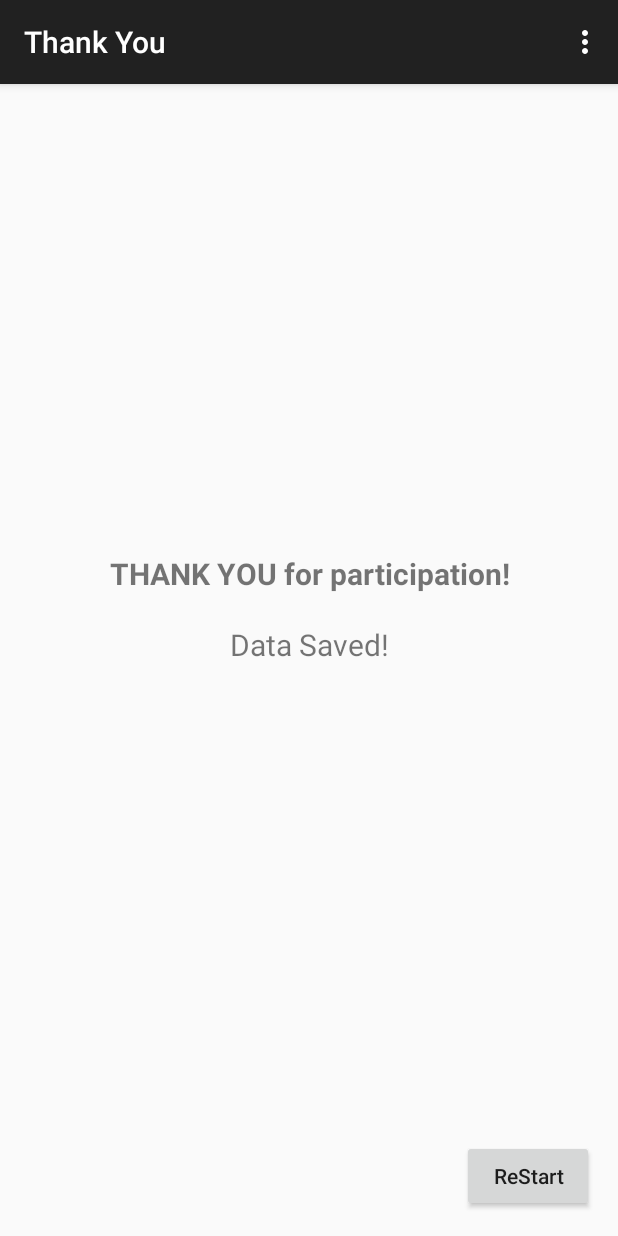
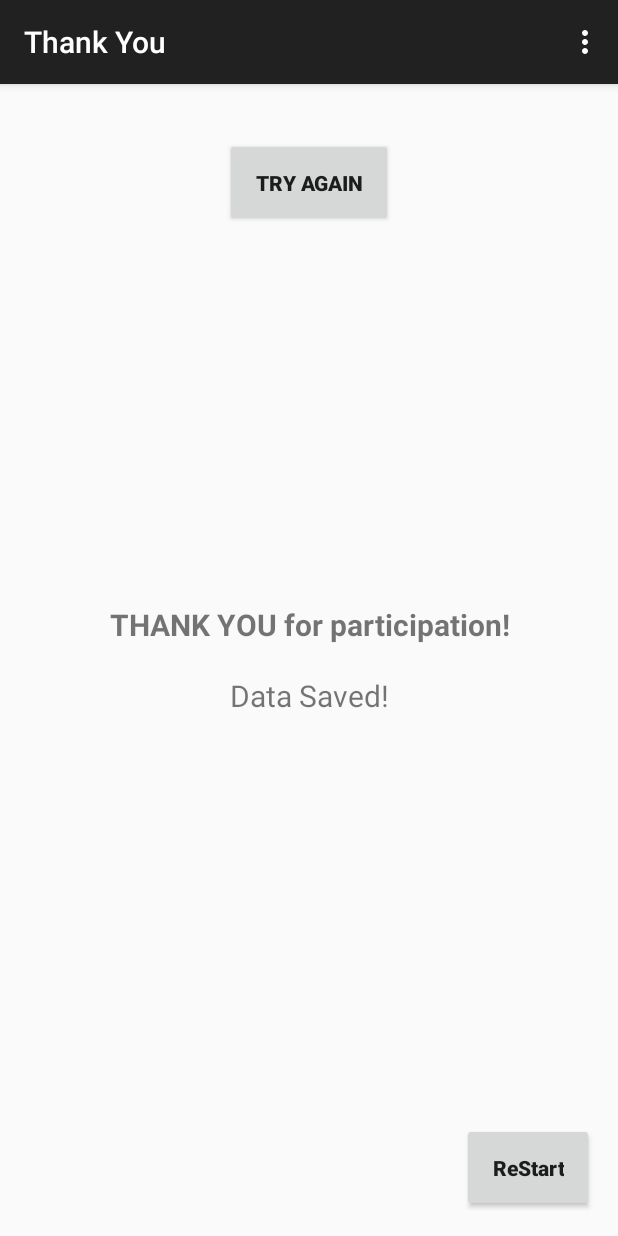
Before and after one commit to genuinelucifer/EmotionsDatabase, an Android app: the ThankYou screen opened directly, with no data from a screen before it, on a phone screen of 412 x 824 dp. Run offline under Robolectric (Android 15) with nearby library versions, the phone set to English and light mode, and no system bars.

Commit message:
Changing Layout finished. Only alarm left.

```diff
--- a/app/src/main/java/com/emotions/database/emotionsdatabase/HappyMeter.java
+++ b/app/src/main/java/com/emotions/database/emotionsdatabase/HappyMeter.java
@@ -6,6 +6,7 @@ import android.support.v7.app.AppCompatActivity;
 import android.view.View;
 import android.widget.Button;
 import android.widget.SeekBar;
+import android.widget.Toast;
 import android.widget.VerticalSeekBar;
 
 /**
@@ -41,6 +42,7 @@ public class HappyMeter extends AppCompatActivity {
             @Override
             public void onStopTrackingTouch(SeekBar seekBar) {
                 Utilities.setHappiness(sbHappiness.getProgress() + 1);
+                //Toast.makeText(HappyMeter.this, "The meter Read: "+ sbHappiness.getProgress(), Toast.LENGTH_SHORT).show();
             }
         });
 
@@ -58,6 +60,7 @@ public class HappyMeter extends AppCompatActivity {
             @Override
             public void onStopTrackingTouch(SeekBar seekBar) {
                 Utilities.setSleepiness(sbSleepiness.getProgress() + 1);
+                //Toast.makeText(HappyMeter.this, "The meter Read: "+ sbSleepiness.getProgress(), Toast.LENGTH_SHORT).show();
             }
         });
 
--- a/app/src/main/java/com/emotions/database/emotionsdatabase/ThankYou.java
+++ b/app/src/main/java/com/emotions/database/emotionsdatabase/ThankYou.java
@@ -1,16 +1,158 @@
 package com.emotions.database.emotionsdatabase;
 
+import android.app.AlertDialog;
+import android.app.ProgressDialog;
+import android.content.Context;
+import android.content.Intent;
+import android.location.Location;
+import android.location.LocationListener;
+import android.location.LocationManager;
+import android.os.AsyncTask;
 import android.support.v7.app.AppCompatActivity;
 import android.os.Bundle;
+import android.util.Log;
 import android.view.Menu;
 import android.view.MenuItem;
+import android.view.View;
+import android.widget.Button;
+import android.widget.Toast;
+
+import com.parse.ParseException;
+import com.parse.ParseObject;
+import com.parse.SaveCallback;
+
+import java.util.Timer;
+import java.util.TimerTask;
+
+import bolts.Task;
 
 public class ThankYou extends AppCompatActivity {
+
+    ProgressDialog pd;
+    Timer gpsTimer;
+    Location lastLocation = null;
+    long lastprovidertimestamp = 0;
+    boolean gps_recorder_running = false;
+    Button btnTryAgain, btnReStart;
 
     @Override
     protected void onCreate(Bundle savedInstanceState) {
         super.onCreate(savedInstanceState);
         setContentView(R.layout.activity_thanks);
+
+        btnTryAgain = (Button) findViewById(R.id.btnTryAgain);
+        btnReStart  = (Button) findViewById(R.id.btnReStart);
+
+        btnTryAgain.setOnClickListener(new View.OnClickListener() {
+            @Override
+            public void onClick(View v) {
+                gpsTimer = new Timer();
+                startRecording();
+                new SaveTask().execute();
+            }
+        });
+
+        btnReStart.setOnClickListener(new View.OnClickListener() {
+            @Override
+            public void onClick(View v) {
+                Intent i = new Intent(ThankYou.this,MainActivity.class);
+                i.addFlags(Intent.FLAG_ACTIVITY_CLEAR_TASK | Intent.FLAG_ACTIVITY_NEW_TASK);
+                startActivity(i);
+            }
+        });
+
+        gpsTimer = new Timer();
+        startRecording();
+        new SaveTask().execute();
+    }
+
+    private enum TaskState
+    {
+        NO_INTERNET,
+        SUCCESS,
+        EXCEPTION_THROWN
+    }
+
+    class SaveTask extends AsyncTask<Void,Void, TaskState> {
+
+        @Override
+        protected void onPreExecute() {
+            pd = new ProgressDialog(ThankYou.this);
+            pd.setMessage("Saving Data\nPlease wait...");
+            pd.show();
+        }
+
+        @Override
+        protected TaskState doInBackground(Void... params) {
+            if (!Utilities.isNetworkAvailable(ThankYou.this)) {
+                return TaskState.NO_INTERNET;
+            }
+            ParseObject obj = new ParseObject("EmotionsDatabase");
+            obj.put("Happiness", Utilities.getHappiness());
+            obj.put("Sleepiness", Utilities.getSleepiness());
+            int n = Utilities.getNumEngagements();
+            String str = Integer.toString(n);
+            if(n>3)
+                str = "Many";
+            obj.put("Engagements", str);
+            obj.put("Comment", Utilities.getComment());
+
+            for(int i=0;i<Utilities.NUM_MEDIA_LIST; ++i)
+            {
+                obj.put(Utilities.checkBoxesStrings[i], Utilities.checkBoxesCheckedState[i]);
+            }
+
+            double lat = 0, lon = 0;
+
+            Log.d(TAG, "Waiting for... Location NOT NULL!");
+            while (lastLocation==null);
+            Log.d(TAG, "Location NOT NULL!");
+            if(lastLocation != null)
+            {
+                lat = lastLocation.getLatitude();
+                lon = lastLocation.getLongitude();
+            }
+            obj.put("Latitude", lat);
+            obj.put("Longtitude", lon);
+            try {
+                obj.save();
+            } catch (ParseException e)
+            {
+                    return TaskState.EXCEPTION_THROWN;
+            }
+            return TaskState.SUCCESS;
+        }
+
+        @Override
+        protected void onPostExecute(TaskState state) {
+            pd.setMessage("");
+            pd.dismiss();
+
+            // refresh UI
+            if (state == TaskState.SUCCESS) {
+                btnTryAgain.setVisibility(View.GONE);
+                Toast.makeText(ThankYou.this, "Save SuccessFull!", Toast.LENGTH_SHORT).show();
+                /*Intent i = new Intent(ThankYou.this, MainActivity.class);
+                i.addFlags(Intent.FLAG_ACTIVITY_CLEAR_TASK | Intent.FLAG_ACTIVITY_NEW_TASK);
+                startActivity(i);*/
+            }else if (state == TaskState.NO_INTERNET) {
+                AlertDialog.Builder builder = new AlertDialog.Builder(ThankYou.this);
+                builder.setMessage(R.string.no_internet_msg)
+                        .setTitle(R.string.no_internet_title)
+                        .setPositiveButton(android.R.string.ok, null);
+                AlertDialog dialog = builder.create();
+                dialog.show();
+
+                Toast.makeText(ThankYou.this, "Could NOT save data!\nPls Try Again...", Toast.LENGTH_SHORT).show();
+                btnTryAgain.setVisibility(View.VISIBLE);
+            }
+            else if(state == TaskState.EXCEPTION_THROWN)
+            {
+                Toast.makeText(ThankYou.this, "Could NOT save data!\nPls Try Again...", Toast.LENGTH_SHORT).show();
+                btnTryAgain.setVisibility(View.VISIBLE);
+            }
+
+        }
     }
 
     @Override
@@ -34,4 +176,148 @@ public class ThankYou extends AppCompatActivity {
 
         return super.onOptionsItemSelected(item);
     }
+
+
+    private static final String TAG = "ThankYou";
+    /**
+     * try to get the 'best' location selected from all providers
+     */
+    private Location getBestLocation() {
+        Location gpslocation = getLocationByProvider(LocationManager.GPS_PROVIDER);
+        Location networkLocation =
+                getLocationByProvider(LocationManager.NETWORK_PROVIDER);
+
+        // if we have only one location available, the choice is easy
+        if (gpslocation == null) {
+            Log.d(TAG, "No GPS Location available.");
+            return networkLocation;
+        }
+        if (networkLocation == null) {
+            Log.d(TAG, "No Network Location available");
+            return gpslocation;
+        }
+        // a locationupdate is considered 'old' if its older than the configured
+        // update interval. this means, we didn't get a
+        // update from this provider since the last check
+        long old = System.currentTimeMillis() - lastprovidertimestamp;
+        boolean gpsIsOld = (gpslocation.getTime() < old);
+        boolean networkIsOld = (networkLocation.getTime() < old);
+        // gps is current and available, gps is better than network
+        if (!gpsIsOld) {
+            Log.d(TAG, "Returning current GPS Location");
+            return gpslocation;
+        }
+        // gps is old, we can't trust it. use network location
+        if (!networkIsOld) {
+            Log.d(TAG, "GPS is old, Network is current, returning network");
+            return networkLocation;
+        }
+        // both are old return the newer of those two
+        if (gpslocation.getTime() > networkLocation.getTime()) {
+            Log.d(TAG, "Both are old, returning gps(newer)");
+            return gpslocation;
+        } else {
+            Log.d(TAG, "Both are old, returning network(newer)");
+            return networkLocation;
+        }
+    }
+
+    /**
+     * get the last known location from a specific provider (network/gps)
+     */
+    private Location getLocationByProvider(String provider) {
+        Location location = null;/*
+        if (!isProviderSupported(provider)) {
+            return null;
+        }*/
+        LocationManager locationManager = (LocationManager) getApplicationContext()
+                .getSystemService(Context.LOCATION_SERVICE);
+        try {
+            if (locationManager.isProviderEnabled(provider)) {
+                location = locationManager.getLastKnownLocation(provider);
+            }
+        } catch (IllegalArgumentException e) {
+            Log.d(TAG, "Cannot acces Provider " + provider);
+        }
+        return location;
+    }
+
+    public void startRecording() {
+        gpsTimer.cancel();
+        gpsTimer = new Timer();
+        long checkInterval = 500000;
+        long minDistance = 0;
+        // receive updates
+        LocationManager locationManager = (LocationManager) getApplicationContext()
+                .getSystemService(Context.LOCATION_SERVICE);
+        for (String s : locationManager.getAllProviders()) {
+            locationManager.requestLocationUpdates(s, checkInterval,
+                    minDistance, new LocationListener() {
+
+                        @Override
+                        public void onStatusChanged(String provider,
+                                                    int status, Bundle extras) {}
+
+                        @Override
+                        public void onProviderEnabled(String provider) {}
+
+                        @Override
+                        public void onProviderDisabled(String provider) {}
+
+                        @Override
+                        public void onLocationChanged(Location location) {
+                            // if this is a gps location, we can use it
+                            /*if (location.getProvider().equals(
+                                    LocationManager.GPS_PROVIDER)) {*/
+                                doLocationUpdate(location, true);
+                            //}
+                        }
+                    });
+            // //Toast.makeText(this, "GPS Service STARTED",
+            // Toast.LENGTH_LONG).show();
+            gps_recorder_running = true;
+        }
+        // start the gps receiver thread
+        gpsTimer.scheduleAtFixedRate(new TimerTask() {
+
+            @Override
+            public void run() {
+                Location location = getBestLocation();
+                doLocationUpdate(location, false);
+            }
+        }, 0, checkInterval);
+    }
+
+    public void doLocationUpdate(Location l, boolean force) {
+        long minDistance = 1;
+        Log.d(TAG, "update received:" + l);
+        if (l == null) {
+            Log.d(TAG, "Empty location");
+            if (force)
+                Toast.makeText(this, "Current location not available",
+                        Toast.LENGTH_SHORT).show();
+            return;
+        }
+        if (lastLocation != null) {
+            float distance = l.distanceTo(lastLocation);
+            Log.d(TAG, "Distance to last: " + distance);
+            if (l.distanceTo(lastLocation) < minDistance && !force) {
+                Log.d(TAG, "Position didn't change");
+                return;
+            }
+            if (l.getAccuracy() >= lastLocation.getAccuracy()
+                    && l.distanceTo(lastLocation) < l.getAccuracy() && !force) {
+                Log.d(TAG,
+                        "Accuracy got worse and we are still "
+                                + "within the accuracy range.. Not updating");
+                return;
+            }
+            if (l.getTime() <= lastprovidertimestamp && !force) {
+                Log.d(TAG, "Timestamp not newer than last");
+                return;
+            }
+        }
+        lastprovidertimestamp = l.getTime();
+        lastLocation = l;
+    }
 }
--- a/app/src/main/java/com/emotions/database/emotionsdatabase/Utilities.java
+++ b/app/src/main/java/com/emotions/database/emotionsdatabase/Utilities.java
@@ -46,6 +46,32 @@ public class Utilities {
         return numEngagements;
     }
 
+
+    /*
+        	No media activity
+        	Reading print media (E-books, or hard copy )
+        	Watching Television, video, and//or DVD’s (on a TV)
+        	Watching video on a computer (you tube etc)
+        	Listening to music
+        	Listening to non musical audio (news, radio, podcasts etc)
+        	Playing video, computer or mobile games
+        	Talking on phone (mobile, video conferencing etc)
+        	Instant messaging (watsapp, google talk, skype etc)
+        	Text message using mobile
+        	Reading and writing e-mail
+        	Web surfing, pdfs etc
+        	Using computer application (word processing, programming etc)
+        	Other media activity
+     */
+    public static final int NUM_MEDIA_LIST = 14;
+    public static int cbIDs[] = {R.id.cbNoMedia, R.id.cbPrintMedia, R.id.cbTV, R.id.cbVidCom,
+                        R.id.cbMusic, R.id.cbAudio, R.id.cbGames, R.id.cbPhone, R.id.cbInstMsg,
+                        R.id.cbTextMsg, R.id.cbEmail, R.id.cbWeb, R.id.cbComApps, R.id.cbNoMedia};
+    public static String checkBoxesStrings[] = {"Media_None","Media_Print","Media_TV","Media_VideoPC",
+                        "Media_Music","Media_Audio","Media_Games","Media_Phone","Media_InstantMessaging",
+                        "Media_MobileTexts","Media_EMail","Media_Web","Media_ComApps","Media_Other"};
+    public static boolean[] checkBoxesCheckedState = new boolean[NUM_MEDIA_LIST];
+
     public static boolean isNetworkAvailable(Context ctx)
     {
         ConnectivityManager ctvMngr = (ConnectivityManager) ctx.getSystemService(Context.CONNECTIVITY_SERVICE);
--- a/app/src/main/res/layout/activity_thanks.xml
+++ b/app/src/main/res/layout/activity_thanks.xml
@@ -12,11 +12,23 @@
         android:orientation="vertical"
         android:layout_height="0dp"
         android:layout_weight="1">
+        <Button
+            android:id="@+id/btnTryAgain"
+            android:layout_marginTop="20dp"
+            android:layout_gravity="center"
+            android:padding="20dp"
+            android:textStyle="bold"
+            android:layout_width="wrap_content"
+            android:layout_height="wrap_content"
+            android:gravity="center_horizontal"
+            android:text="Try Again"
+            />
     <LinearLayout
         android:layout_width="match_parent"
         android:layout_height="0dp"
         android:padding="20dp"
         android:layout_weight="1">
+
         <TextView
             android:gravity="center_horizontal"
             android:textSize="20sp"
@@ -38,6 +50,8 @@
 
     <Button
         android:id="@+id/btnReStart"
+        android:padding="20dp"
+        android:textStyle="bold"
         android:layout_width="wrap_content"
         android:layout_height="wrap_content"
         android:layout_gravity="right"
--- a/app/src/main/res/layout/comment.xml
+++ b/app/src/main/res/layout/comment.xml
@@ -18,7 +18,6 @@
         android:layout_width="match_parent"
         android:layout_height="wrap_content"
         android:id="@+id/etComment"
-        android:layout_weight="0.41"
         android:hint="We are the people who sleep in the day and work in the night. We are technical idiots who to explore a few things just for a stupid party."
         android:padding="60dp" />
 
--- a/app/src/main/res/values/strings.xml
+++ b/app/src/main/res/values/strings.xml
@@ -9,4 +9,7 @@
     <string name="strStart">Press START to continue</string>
     <string name="title_activity_media_list">Media List</string>
     <string name="title_activity_thanks">Thank You</string>
+    <string name="no_internet_msg">Internet connection could not be established. \nPlease verify that you are connected through an active connection.</string>
+    <string name="no_internet_title">Could NOT connect!</string>
+
 </resources>
```
Also changed, not shown: app/src/main/java/com/emotions/database/emotionsdatabase/MediaList.java (+12 -0 lines).
